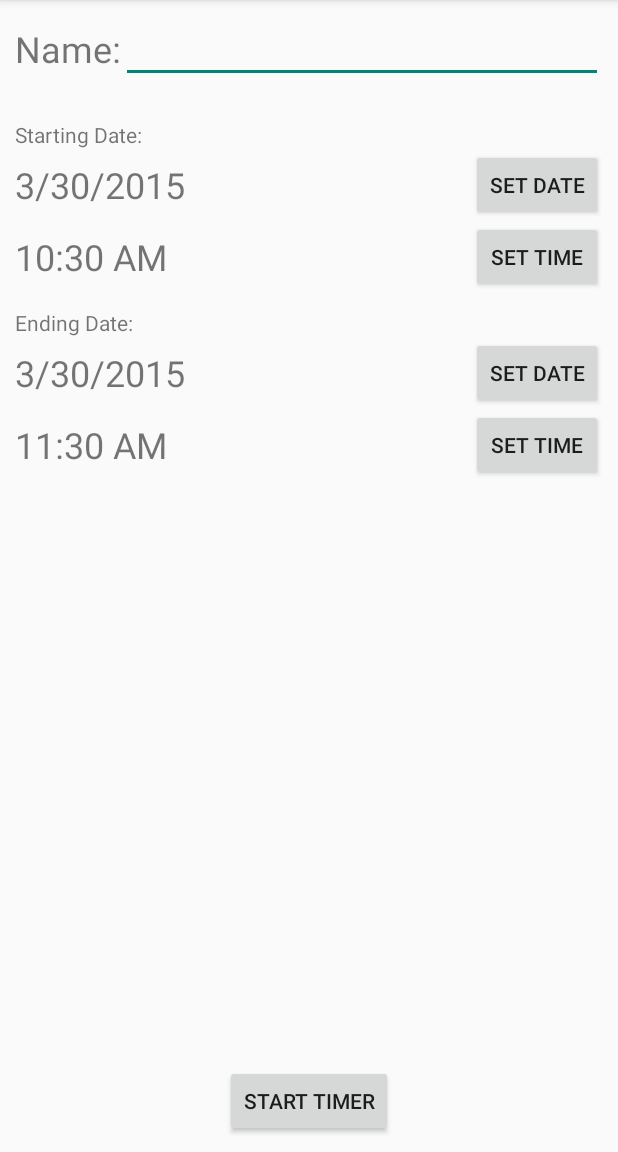
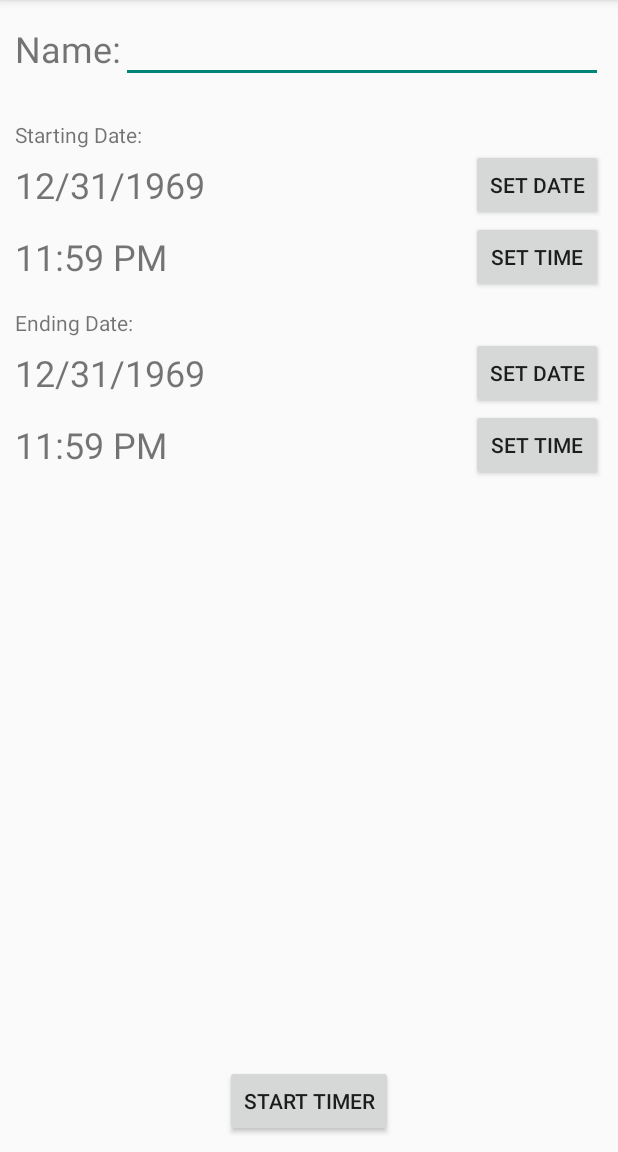
Before and after one commit to sagalasan/PercentageTimer, an Android app: the MainActivity screen opened directly, with no data from a screen before it, on a phone screen of 412 x 824 dp, the part 84-1236 px from its top. Run offline under Robolectric (Android 15) with nearby library versions, the phone set to English and light mode, and no system bars.

Commit message:
Added edit functionality to the timers

```diff
--- a/app/src/main/java/com/sagalasan/percentagetimer/MainActivity.java
+++ b/app/src/main/java/com/sagalasan/percentagetimer/MainActivity.java
@@ -28,6 +28,8 @@ public class MainActivity extends ActionBarActivity implements View.OnClickListe
     TextView txtStartDate, txtStartTime, txtEndDate, txtEndTime, txtError;
     EditText editName;
     MyDBHandler dbHandler;
+
+    String timerName = "";
 
     GregorianCalendar sDate, fDate;
 
@@ -64,6 +66,15 @@ public class MainActivity extends ActionBarActivity implements View.OnClickListe
         fDate = new GregorianCalendar();
 
         fDate.set(Calendar.HOUR, fDate.get(Calendar.HOUR) + 1);
+
+        Intent intent = getIntent();
+        if(!intent.getBooleanExtra(TIMER_NEW, false))
+        {
+            timerName = intent.getStringExtra(TIMER_NAME);
+            sDate.setTimeInMillis(intent.getLongExtra(START_DATE, -1));
+            fDate.setTimeInMillis(intent.getLongExtra(END_DATE, -1));
+            editName.setText(timerName);
+        }
 
         txtStartDate.setText(returnDate(sDate));
         txtEndDate.setText(returnDate(fDate));
@@ -165,6 +176,7 @@ public class MainActivity extends ActionBarActivity implements View.OnClickListe
 
     public void startTimer(View view)
     {
+        dbHandler.deleteTimer(timerName);
         if(dbHandler.exists(editName.getText().toString()))
         {
             txtError.setVisibility(View.VISIBLE);
--- a/app/src/main/java/com/sagalasan/percentagetimer/TimerData.java
+++ b/app/src/main/java/com/sagalasan/percentagetimer/TimerData.java
@@ -9,4 +9,5 @@ public interface TimerData
     public final static String START_DATE = "com.sagalasan.percentagetimer.START_DATE";
     public final static String END_DATE = "com.sagalasan.percentagetimer.END_DATE";
     public final static String TIMER_NAME = "com.sagalasan.percentagetimer.START_TIMER";
+    public final static String TIMER_NEW = "com.sagalasan.percentagetimer.TIMER_NEW";
 }
--- a/app/src/main/java/com/sagalasan/percentagetimer/TimerMenu.java
+++ b/app/src/main/java/com/sagalasan/percentagetimer/TimerMenu.java
@@ -138,6 +138,7 @@ public class TimerMenu extends ActionBarActivity implements AdapterView.OnItemCl
         else if(id == R.id.action_new)
         {
             Intent intent = new Intent(this, MainActivity.class);
+            intent.putExtra(TIMER_NEW, true);
             startActivity(intent);
             return true;
         }
--- a/app/src/main/res/menu/menu_timer_display.xml
+++ b/app/src/main/res/menu/menu_timer_display.xml
@@ -6,4 +6,8 @@
           android:title="@string/action_settings"
           android:orderInCategory="100"
           app:showAsAction="never"/>
+    <item android:id="@+id/action_edit"
+        android:title="Edit"
+        android:icon="@drawable/ic_action_new"
+        app:showAsAction="ifRoom"/>
 </menu>
```
Also changed, not shown: app/src/main/java/com/sagalasan/percentagetimer/TimerDisplayActivity.java (+10 -0 lines), 1 other file.
